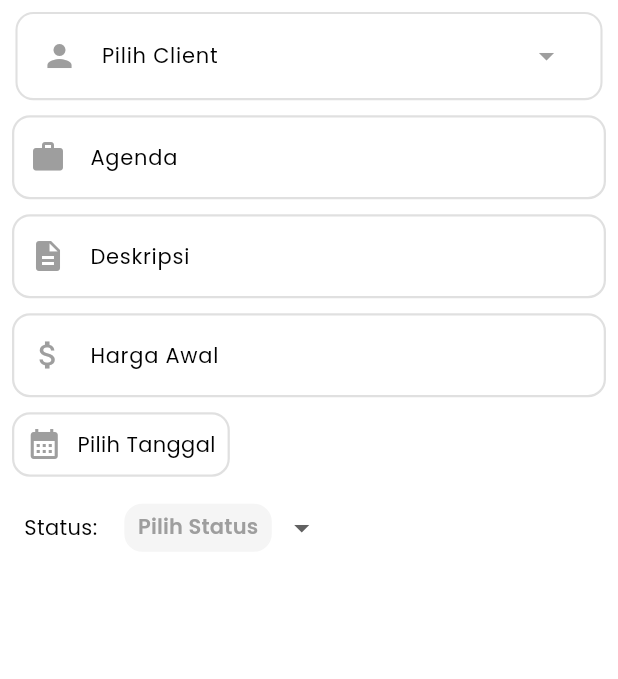
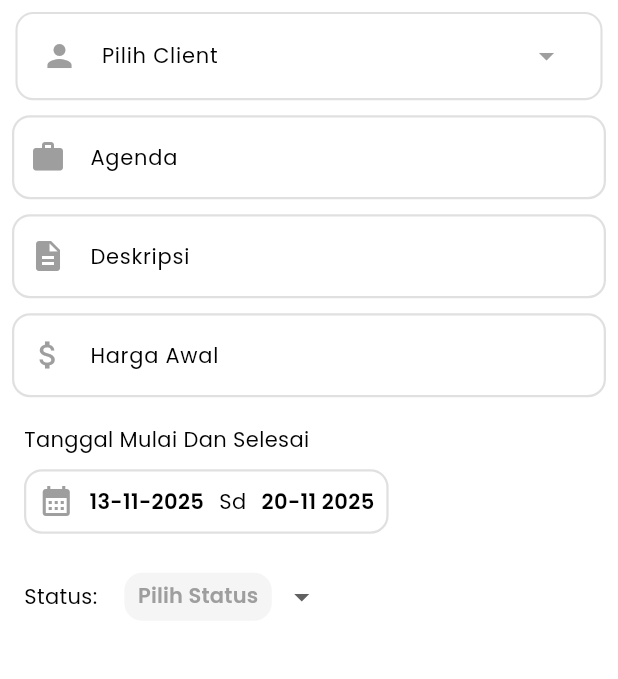
Before and after one commit to jbranabb/kliencash, a Flutter app: the AddProjects screen opened directly, on a phone screen of 412 x 824 dp, the part 84-763 px from its top. Run offline on Flutter 3.47's test engine with Material 3 defaults, Android fonts, the phone set to English and light mode, and no system bars; our stand-ins replace bloc, calendar_date_picker2, country_code_picker, flutter_bloc, flutter_slidable, google_fonts and 1 more; accounts and stored records are empty.

Commit message:
feat(addProjects) fix and improving selectdate

```diff
--- a/lib/Screens/pages/mainGrid/project/add_projects.dart
+++ b/lib/Screens/pages/mainGrid/project/add_projects.dart
@@ -8,6 +8,7 @@ import 'package:kliencash/state/bloc/client_bloc.dart';
 import 'package:kliencash/state/cubit/SelectedClient.dart';
 import 'package:kliencash/state/cubit/SelectedDateCubit.dart';
 import 'package:kliencash/state/cubit/statusProjectrs.dart';
+import 'package:intl/intl.dart';
 
 class AddProjects extends StatefulWidget {
   const AddProjects({super.key});
@@ -25,9 +26,14 @@ class _AddProjectsState extends State<AddProjects> {
 
   @override
   Widget build(BuildContext context) {
+     List<DateTime> rangeDatePickerValueWithDefaultValue = [
+    DateTime(DateTime.now().year, DateTime.now().month, DateTime.now().day),
+    DateTime.now().add(Duration(days: 7)),
+  ];
     context.read<StatusprojectrsCubit>().setStatus(null);
     var width = MediaQuery.of(context).size.width;
     var height = MediaQuery.of(context).size.height;
+    context.read<Selecteddatecubit>().setDate(rangeDatePickerValueWithDefaultValue);
     return Scaffold(
       appBar: AppBar(
         leading: IconButton(
@@ -155,27 +161,81 @@ class _AddProjectsState extends State<AddProjects> {
               ),
               Row(
                 children: [
+                  Padding(
+                    padding: const EdgeInsets.all(8.0),
+                    child: Column(
+                      spacing: 10,
+                      crossAxisAlignment: CrossAxisAlignment.start,
+                      children: [
+                        MyText(title: 'Tanggal Mulai Dan Selesai'),
                         InkWell(
                           borderRadius: BorderRadius.circular(12),
                           onTap: () {
-                      showDialog(context: context, builder: (context) => showDateTime(context));
+                            showDialog(
+                              context: context,
+                              builder: (context) => showDateTime(context),
+                            );
                           },
                           child: Container(
                             decoration: BoxDecoration(
-                        border: BoxBorder.all(color: Colors.grey.shade300, width: 1.5),
+                              border: BoxBorder.all(
+                                color: Colors.grey.shade300,
+                                width: 1.5,
+                              ),
                               borderRadius: BorderRadius.circular(12),
                             ),
                             child: Padding(
                               padding: const EdgeInsets.all(8.0),
-                        child: Row(
+                              child:
+                                  BlocBuilder<
+                                    Selecteddatecubit,
+                                    List<DateTime>
+                                  >(
+                                    builder: (context, state) {
+                                      if (state.length > 1) {
+                                        var startDate = DateFormat(
+                                          "dd-MM-yyyy",
+                                        ).format(state[0]);
+                                        var endDate = DateFormat(
+                                          "dd-MM yyyy",
+                                        ).format(state[1]);
+                                        return Row(
                                           spacing: 10,
-                          mainAxisAlignment: MainAxisAlignment.spaceBetween,
                                           children: [
-                            Icon(Icons.calendar_month, color: Colors.grey,),
+                                            Icon(
+                                              Icons.calendar_month,
+                                              color: Colors.grey,
+                                            ),
+                                            MyText(
+                                              title: startDate,
+                                              fontWeight: FontWeight.w600,
+                                            ),
+                                            MyText(title: 'Sd'),
+                                            MyText(
+                                              title: endDate,
+                                              fontWeight: FontWeight.w600,
+                                            ),
+                                          ],
+                                        );
+                                      }
+                                      return Row(
+                                        spacing: 10,
+                                        mainAxisAlignment:
+                                            MainAxisAlignment.start,
+                                        children: [
+                                          Icon(
+                                            Icons.calendar_month,
+                                            color: Colors.grey,
+                                          ),
                                           MyText(title: 'Pilih Tanggal'),
                                         ],
+                                      );
+                                    },
                                   ),
                             ),
+                          ),
+                        ),
+                      ],
                     ),
                   ),
                 ],
@@ -278,10 +338,11 @@ Widget userstoAdd(BuildContext context, double height) {
 }
 
 Widget showDateTime(BuildContext context) {
-  List<DateTime?> rangeDatePickerValueWithDefaultValue = [
+  List<DateTime> rangeDatePickerValueWithDefaultValue = [
     DateTime(DateTime.now().year, DateTime.now().month, DateTime.now().day),
     DateTime.now().add(Duration(days: 7)),
   ];
+  var state = context.read<Selecteddatecubit>().state;
   return Dialog(
     insetPadding: EdgeInsets.symmetric(horizontal: 10),
     child: Column(
@@ -291,6 +352,14 @@ Widget showDateTime(BuildContext context) {
           config: CalendarDatePicker2Config(
             calendarType: CalendarDatePicker2Type.range,
             selectedDayHighlightColor: Theme.of(context).colorScheme.onPrimary,
+            selectedMonthTextStyle: TextStyle(
+              color: Colors.white,
+              fontWeight: FontWeight.bold,
+            ),
+            selectedYearTextStyle: TextStyle(
+              color: Colors.white,
+              fontWeight: FontWeight.bold,
+            ),
             selectedDayTextStyle: TextStyle(
               color: Colors.white,
               fontWeight: FontWeight.bold,
@@ -300,30 +369,65 @@ Widget showDateTime(BuildContext context) {
               fontWeight: FontWeight.bold,
             ),
           ),
-          value: rangeDatePickerValueWithDefaultValue,
+          value: state.length > 1
+              ? state
+              : rangeDatePickerValueWithDefaultValue,
           onValueChanged: (value) {
             context.read<Selecteddatecubit>().setDate(value);
+          },
+          onDisplayedMonthChanged: (value) {
+            // context.read<Selecteddatecubit>().setDate(value);
+            print('displayed value $value');
           },
         ),
         Row(
           mainAxisAlignment: MainAxisAlignment.end,
           spacing: 19,
           children: [
-            TextButton(onPressed: (){
+            TextButton(
+              onPressed: () {
+                context.read<Selecteddatecubit>().setDate([]);
                 Navigator.of(context).pop();
-            }, child: MyText(title: 'Batal')),
-            TextButton(onPressed: (){
+              },
+              child: MyText(title: 'Batal'),
+            ),
+            TextButton(
+              onPressed: () {
                 var state = context.read<Selecteddatecubit>().state;
                 print(state.length);
-            if(state.length == 2){
-              print('oke');
-            }else{
-              print('wahh');
-            }
-            }, child: MyText(title: 'Oke')),
-            ],
-        )
+                if (state.isEmpty) {
+               print('satu');
+                context.read<Selecteddatecubit>().setDate(rangeDatePickerValueWithDefaultValue);
+                  Navigator.of(context).pop();
+                  } else if(state.length == 2){
+               print('dua');
+                  Navigator.of(context).pop();
+                } else {
+               print('tiga');
+                  showDialog(
+                    context: context,
+                    builder: (context) => AlertDialog(
+                      title: MyText(title: 'Terjadi Kesalahan'),
+                      content: MyText(
+                        title: 'Silahkan pilih tanggal Mulai dan Selesai',
+                      ),
+                      actions: [
+                        TextButton(
+                          onPressed: () {
+                            Navigator.of(context).pop();
+                          },
+                          child: MyText(title: 'Oke'),
+                        ),
                       ],
                     ),
                   );
                 }
+              },
+              child: MyText(title: 'Oke'),
+            ),
+          ],
+        ),
+      ],
+    ),
+  );
+}
```
Lines whose indentation alone changed are shown as unchanged.
